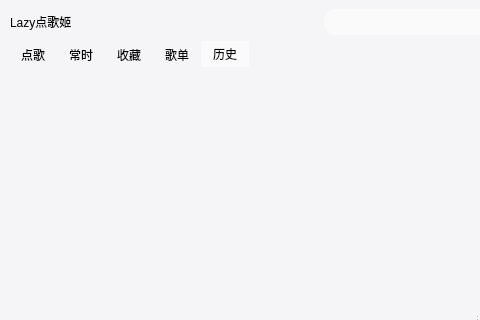
Old version of the form order_player/orderplayerwindow.ui in the repository iwxyi/Bilibili-MagicalDanmaku; both pictures show x 0 to 480 and y 0 to 320 of the 956 by 642 pixel window.
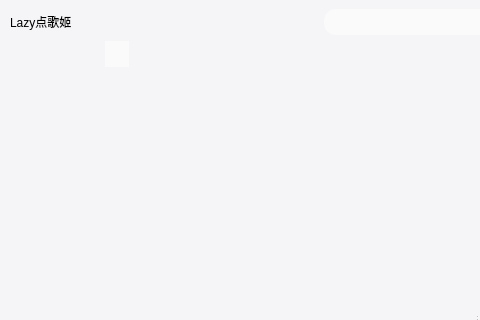
New version of the form. The open tabs and pages were chosen to show the change. Icons and pictures are not drawn. Custom widgets are drawn as their Qt base class.

What changed in the file:
```diff
--- a/order_player/orderplayerwindow.ui
+++ b/order_player/orderplayerwindow.ui
@@ -132,7 +132,7 @@
       <property name="orientation">
        <enum>Qt::Horizontal</enum>
       </property>
-      <widget class="QWidget" name="">
+      <widget class="QWidget" name="layoutWidget">
        <layout class="QVBoxLayout" name="verticalLayout">
         <property name="leftMargin">
          <number>0</number>
@@ -188,7 +188,10 @@
 }</string>
            </property>
            <attribute name="title">
-            <string>点歌</string>
+            <string/>
+           </attribute>
+           <attribute name="toolTip">
+            <string>点歌：根据弹幕自动搜索添加</string>
            </attribute>
            <layout class="QVBoxLayout" name="verticalLayout_4">
             <property name="leftMargin">
@@ -237,7 +240,10 @@
 }</string>
            </property>
            <attribute name="title">
-            <string>常时</string>
+            <string/>
+           </attribute>
+           <attribute name="toolTip">
+            <string>常时：没有点歌时随机播放里面的</string>
            </attribute>
            <layout class="QVBoxLayout" name="verticalLayout_9">
             <property name="leftMargin">
@@ -286,6 +292,9 @@
 }</string>
            </property>
            <attribute name="title">
+            <string/>
+           </attribute>
+           <attribute name="toolTip">
             <string>收藏</string>
            </attribute>
            <layout class="QVBoxLayout" name="verticalLayout_5">
@@ -339,6 +348,9 @@
 }</string>
            </property>
            <attribute name="title">
+            <string/>
+           </attribute>
+           <attribute name="toolTip">
             <string>歌单</string>
            </attribute>
            <layout class="QVBoxLayout" name="verticalLayout_10">
@@ -388,6 +400,9 @@
 }</string>
            </property>
            <attribute name="title">
+            <string/>
+           </attribute>
+           <attribute name="toolTip">
             <string>历史</string>
            </attribute>
            <layout class="QVBoxLayout" name="verticalLayout_6">
```
Left out of the diff: 71 changed lines with no effect on the pictures.
